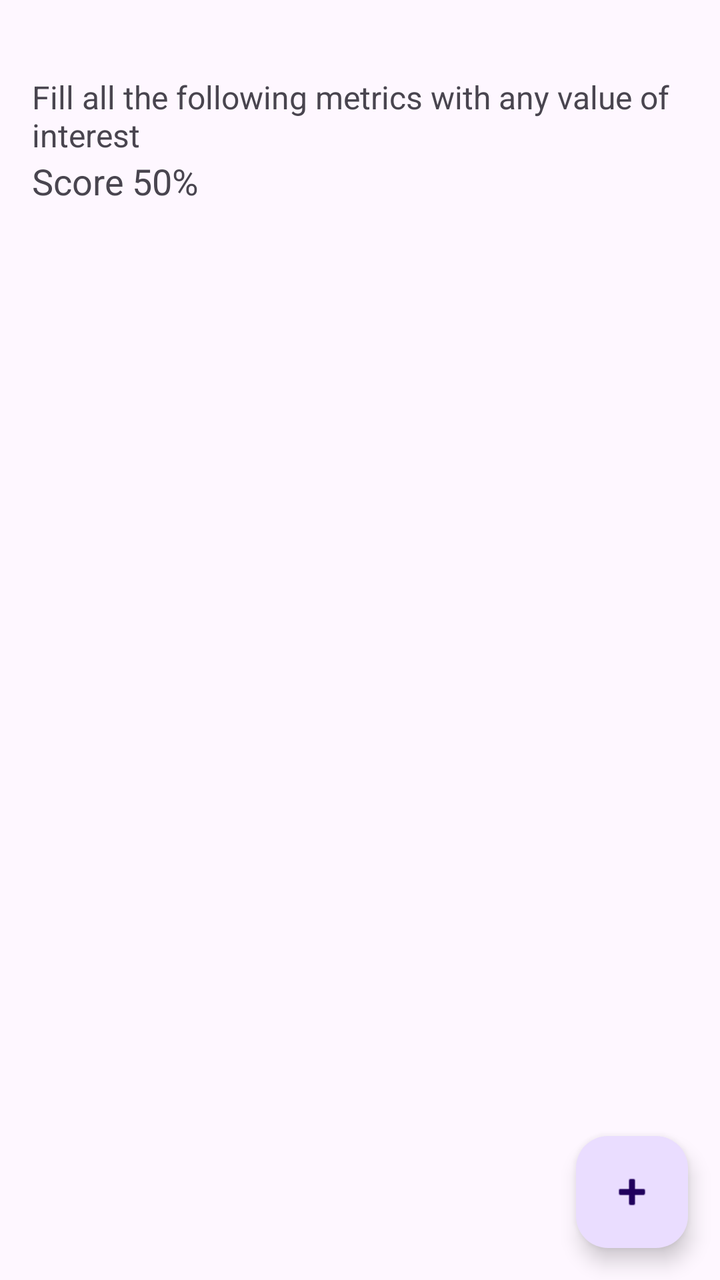
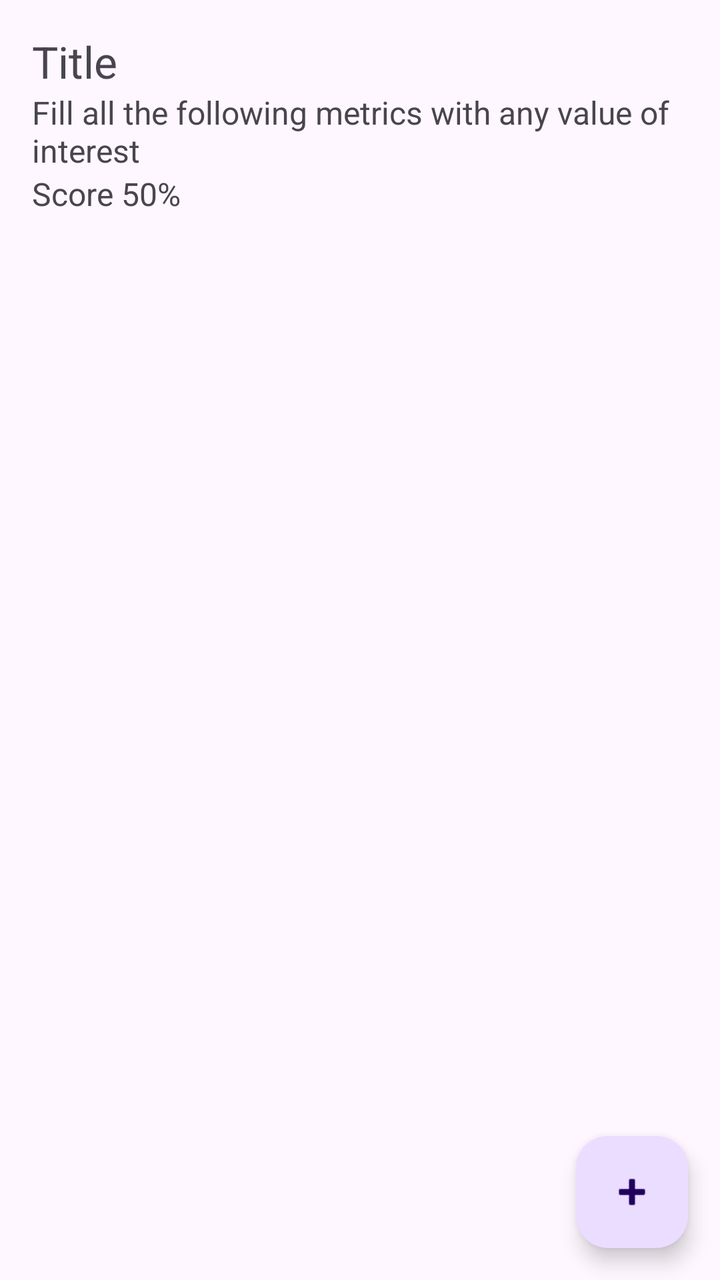

Two renders of the same Android screen: before a commit and after it. Below are the layout's source before the change and the commit's diff.
<!-- AndroidManifest.xml: application theme Theme.Measurable -->
<!-- res/layout/fragment_skill.xml -->
<?xml version="1.0" encoding="utf-8"?>
<RelativeLayout xmlns:android="http://schemas.android.com/apk/res/android"
    xmlns:app="http://schemas.android.com/apk/res-auto"
    xmlns:tools="http://schemas.android.com/tools"
    android:layout_width="match_parent"
    android:layout_height="match_parent"
    tools:context=".SkillFragment">


    <LinearLayout
        android:layout_width="match_parent"
        android:layout_height="wrap_content"
        android:orientation="vertical"
        android:padding="16dp">

        <TextView
            android:id="@+id/tv_skill_title"
            android:layout_width="wrap_content"
            android:layout_height="wrap_content"
            android:textSize="16sp"/>
        <TextView
            android:id="@+id/tv_skill_desc"
            android:layout_width="wrap_content"
            android:layout_height="wrap_content"
            android:text="@string/instruction_filling_metrics"
            android:textSize="16sp"/>

        <LinearLayout
            android:layout_width="match_parent"
            android:layout_height="wrap_content"
            android:orientation="horizontal">

            <TextView
                android:id="@+id/tv_skill_score_text"
                android:layout_width="wrap_content"
                android:layout_height="wrap_content"
                android:text="Score"
                android:textSize="18sp"/>

            <TextView
                android:id="@+id/tv_skill_score"
                android:layout_width="wrap_content"
                android:layout_height="wrap_content"
                android:paddingLeft="4dp"
                android:text="50%"
                android:textSize="18sp"/>
        </LinearLayout>

        <androidx.recyclerview.widget.RecyclerView
            android:id="@+id/recyclerview_metrics"
            android:layout_width="match_parent"
            android:layout_height="wrap_content"
            android:layout_marginTop="16dp"/>


    </LinearLayout>



    <com.google.android.material.floatingactionbutton.FloatingActionButton
        android:id="@+id/fab"
        android:layout_width="wrap_content"
        android:layout_height="wrap_content"
        android:layout_alignParentEnd="true"
        android:layout_alignParentBottom="true"
        android:layout_marginEnd="16dp"
        android:layout_marginBottom="16dp"
        app:srcCompat="@android:drawable/ic_input_add" />

</RelativeLayout>
<!-- resources referenced by this layout -->
<resources>
  <string name="instruction_filling_metrics">Fill all the following metrics with any value of interest</string>
  <style name="Theme.Measurable" parent="Base.Theme.Measurable" />
  <style name="Base.Theme.Measurable" parent="Theme.Material3.DayNight.NoActionBar">
          
          
      </style>
</resources>

<!-- the commit's change to res/layout/fragment_skill.xml (unified diff, before → after) -->
@@ -17,7 +17,8 @@
             android:id="@+id/tv_skill_title"
             android:layout_width="wrap_content"
             android:layout_height="wrap_content"
-            android:textSize="16sp"/>
+            android:textSize="22sp"
+            android:text="Title"/>
         <TextView
             android:id="@+id/tv_skill_desc"
             android:layout_width="wrap_content"
@@ -35,7 +36,7 @@
                 android:layout_width="wrap_content"
                 android:layout_height="wrap_content"
                 android:text="Score"
-                android:textSize="18sp"/>
+                android:textSize="16sp"/>
 
             <TextView
                 android:id="@+id/tv_skill_score"
@@ -43,11 +44,11 @@
                 android:layout_height="wrap_content"
                 android:paddingLeft="4dp"
                 android:text="50%"
-                android:textSize="18sp"/>
+                android:textSize="16sp"/>
         </LinearLayout>
 
         <androidx.recyclerview.widget.RecyclerView
-            android:id="@+id/recyclerview_metrics"
+            android:id="@+id/recyclerview_exercises"
             android:layout_width="match_parent"
             android:layout_height="wrap_content"
             android:layout_marginTop="16dp"/>
